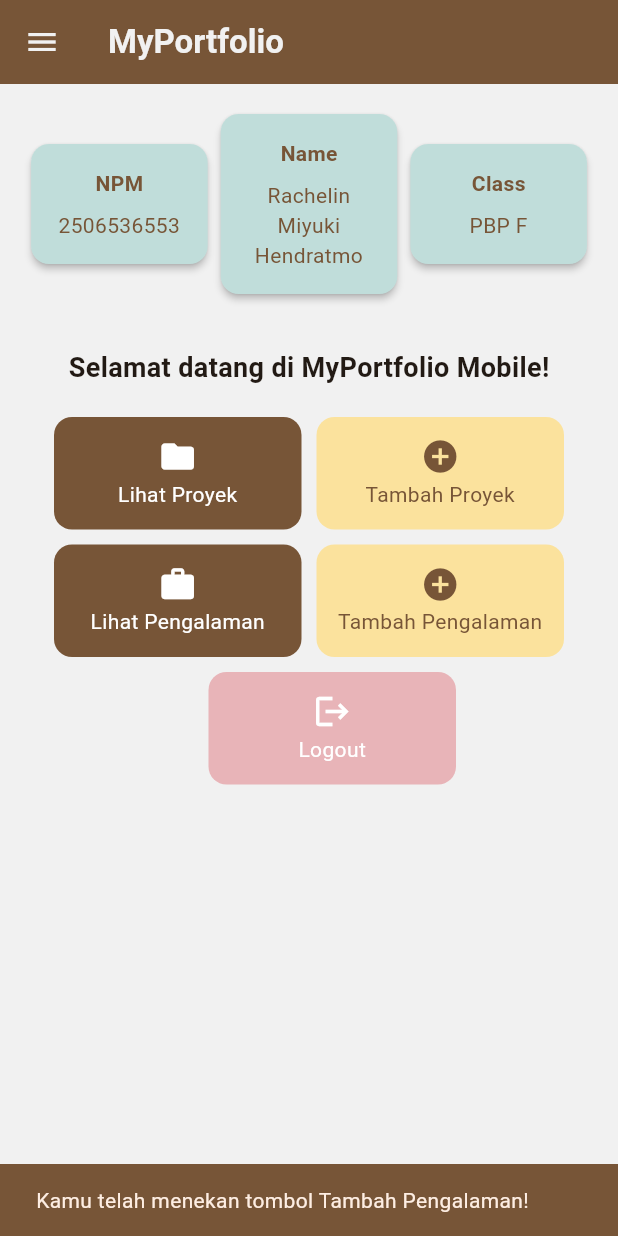
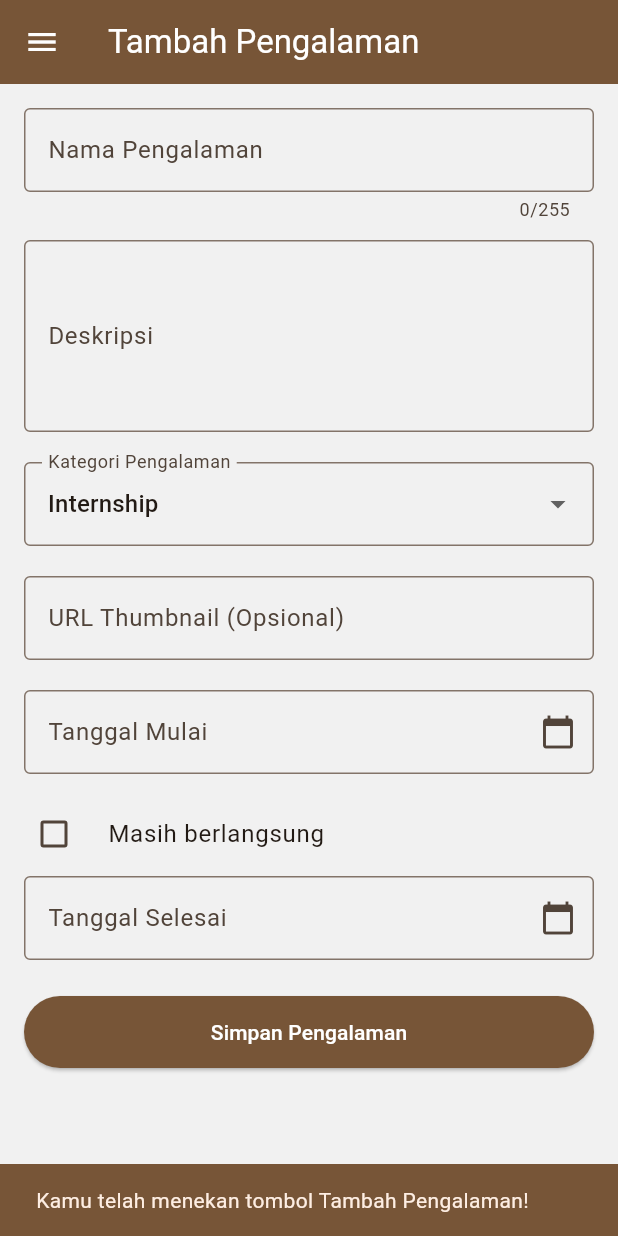
Before and after one commit to rachelinmiyuki/myportofolio_mobile, a Flutter app: the screen it shows after launch, after a tap on "Tambah Pengalaman", on a phone screen of 412 x 824 dp. Run offline on Flutter 3.47's test engine with Material 3 defaults, Android fonts, the phone set to English and light mode, and no system bars; our stand-ins replace material_ui.

Commit message:
Feat: Menambahkan Form Pengalaman dengan Validasi dan Navigasi

```diff
--- /dev/null
+++ b/lib/screens/experience_form.dart
@@ -0,0 +1,371 @@
+import 'package:material_ui/material_ui.dart';
+import 'package:myportofolio_mobile/main.dart';
+import 'package:myportofolio_mobile/widgets/left_drawer.dart';
+
+class ExperienceFormPage extends StatefulWidget {
+  const ExperienceFormPage({super.key});
+
+  @override
+  State<ExperienceFormPage> createState() => _ExperienceFormPageState();
+}
+
+class _ExperienceFormPageState extends State<ExperienceFormPage> {
+  final _formKey = GlobalKey<FormState>();
+
+  final TextEditingController _startDateController =
+      TextEditingController();
+  final TextEditingController _endDateController =
+      TextEditingController();
+
+  String _title = "";
+  String _description = "";
+  String _category = "internship";
+  String _thumbnail = "";
+
+  DateTime? _startedAt;
+  DateTime? _endedAt;
+  bool _isOngoing = false;
+
+  final List<Map<String, String>> _categories = [
+    {'value': 'internship', 'label': 'Internship'},
+    {'value': 'research', 'label': 'Research'},
+    {'value': 'volunteer', 'label': 'Volunteer'},
+    {'value': 'part-time', 'label': 'Part-Time'},
+    {'value': 'full-time', 'label': 'Full-Time'},
+    {'value': 'freelance', 'label': 'Freelance'},
+    {'value': 'organization', 'label': 'Organization'},
+    {'value': 'committee', 'label': 'Committee'},
+  ];
+
+  DateTime _dateOnly(DateTime date) {
+    return DateTime(date.year, date.month, date.day);
+  }
+
+  String _formatDate(DateTime date) {
+    final day = date.day.toString().padLeft(2, '0');
+    final month = date.month.toString().padLeft(2, '0');
+    return '$day/$month/${date.year}';
+  }
+
+  Future<void> _selectStartDate() async {
+    final today = _dateOnly(DateTime.now());
+
+    final selectedDate = await showDatePicker(
+      context: context,
+      initialDate: _startedAt ?? today,
+      firstDate: DateTime(1900),
+      lastDate: today,
+      helpText: 'Pilih Tanggal Mulai',
+    );
+
+    if (selectedDate == null) return;
+
+    setState(() {
+      _startedAt = _dateOnly(selectedDate);
+      _startDateController.text = _formatDate(_startedAt!);
+
+      // Hapus tanggal selesai jika tidak lagi setelah tanggal mulai.
+      if (_endedAt != null &&
+          !_endedAt!.isAfter(_startedAt!)) {
+        _endedAt = null;
+        _endDateController.clear();
+      }
+    });
+  }
+
+  Future<void> _selectEndDate() async {
+    if (_startedAt == null) {
+      ScaffoldMessenger.of(context).showSnackBar(
+        const SnackBar(
+          content: Text('Pilih tanggal mulai terlebih dahulu.'),
+        ),
+      );
+      return;
+    }
+
+    final today = _dateOnly(DateTime.now());
+    final firstAvailableDate =
+        _startedAt!.add(const Duration(days: 1));
+
+    if (firstAvailableDate.isAfter(today)) {
+      ScaffoldMessenger.of(context).showSnackBar(
+        const SnackBar(
+          content: Text(
+            'Tanggal selesai harus setelah tanggal mulai dan tidak boleh di masa depan.',
+          ),
+        ),
+      );
+      return;
+    }
+
+    final selectedDate = await showDatePicker(
+      context: context,
+      initialDate: _endedAt ?? firstAvailableDate,
+      firstDate: firstAvailableDate,
+      lastDate: today,
+      helpText: 'Pilih Tanggal Selesai',
+    );
+
+    if (selectedDate == null) return;
+
+    setState(() {
+      _endedAt = _dateOnly(selectedDate);
+      _endDateController.text = _formatDate(_endedAt!);
+    });
+  }
+
+  String? _validateThumbnail(String? value) {
+    if (value == null || value.trim().isEmpty) {
+      return null;
+    }
+
+    final uri = Uri.tryParse(value.trim());
+
+    if (uri == null ||
+        !uri.hasScheme ||
+        !['http', 'https'].contains(uri.scheme) ||
+        uri.host.isEmpty) {
+      return 'Masukkan URL yang valid (http/https).';
+    }
+
+    return null;
+  }
+
+  void _saveExperience() {
+    if (!_formKey.currentState!.validate()) return;
+
+    showDialog(
+      context: context,
+      builder: (dialogContext) {
+        final categoryLabel = _categories.firstWhere(
+          (category) => category['value'] == _category,
+        )['label'];
+
+        return AlertDialog(
+          title: const Text('Pengalaman berhasil ditambahkan!'),
+          content: SingleChildScrollView(
+            child: Column(
+              crossAxisAlignment: CrossAxisAlignment.start,
+              mainAxisSize: MainAxisSize.min,
+              children: [
+                Text('Nama Pengalaman: $_title'),
+                const SizedBox(height: 8),
+                Text('Deskripsi: $_description'),
+                const SizedBox(height: 8),
+                Text('Kategori: $categoryLabel'),
+                const SizedBox(height: 8),
+                Text(
+                  'Thumbnail: ${_thumbnail.trim().isEmpty ? "-" : _thumbnail}',
+                ),
+                const SizedBox(height: 8),
+                Text('Tanggal Mulai: ${_formatDate(_startedAt!)}'),
+                const SizedBox(height: 8),
+                Text(
+                  'Tanggal Selesai: ${_isOngoing ? "Masih berlangsung" : _formatDate(_endedAt!)}',
+                ),
+              ],
+            ),
+          ),
+          actions: [
+            TextButton(
+              onPressed: () {
+                Navigator.pop(dialogContext);
+              },
+              child: const Text('OK'),
+            ),
+          ],
+        );
+      },
+    );
+  }
+
+  @override
+  void dispose() {
+    _startDateController.dispose();
+    _endDateController.dispose();
+    super.dispose();
+  }
+
+  @override
+  Widget build(BuildContext context) {
+    return Scaffold(
+      appBar: AppBar(
+        title: const Text('Tambah Pengalaman'),
+        backgroundColor: AppColors.oldCopper,
+        foregroundColor: Colors.white,
+      ),
+      drawer: const LeftDrawer(),
+      body: Form(
+        key: _formKey,
+        child: SingleChildScrollView(
+          padding: const EdgeInsets.all(16),
+          child: Column(
+            crossAxisAlignment: CrossAxisAlignment.start,
+            children: [
+              // Nama Pengalaman
+              TextFormField(
+                maxLength: 255,
+                decoration: const InputDecoration(
+                  labelText: 'Nama Pengalaman',
+                  hintText: 'Contoh: Staff Product Management RISTEK',
+                  border: OutlineInputBorder(),
+                ),
+                validator: (value) {
+                  if (value == null || value.trim().isEmpty) {
+                    return 'Nama pengalaman tidak boleh kosong.';
+                  }
+                  return null;
+                },
+                onChanged: (value) {
+                  _title = value;
+                },
+              ),
+              const SizedBox(height: 12),
+
+              // Deskripsi
+              TextFormField(
+                maxLines: 4,
+                decoration: const InputDecoration(
+                  labelText: 'Deskripsi',
+                  hintText: 'Ceritakan pengalaman kamu...',
+                  border: OutlineInputBorder(),
+                ),
+                validator: (value) {
+                  if (value == null || value.trim().isEmpty) {
+                    return 'Deskripsi tidak boleh kosong.';
+                  }
+                  return null;
+                },
+                onChanged: (value) {
+                  _description = value;
+                },
+              ),
+              const SizedBox(height: 20),
+
+              // Kategori
+              DropdownButtonFormField<String>(
+                initialValue: _category,
+                decoration: const InputDecoration(
+                  labelText: 'Kategori Pengalaman',
+                  border: OutlineInputBorder(),
+                ),
+                items: _categories.map((category) {
+                  return DropdownMenuItem<String>(
+                    value: category['value'],
+                    child: Text(category['label']!),
+                  );
+                }).toList(),
+                onChanged: (value) {
+                  if (value != null) {
+                    setState(() {
+                      _category = value;
+                    });
+                  }
+                },
+              ),
+              const SizedBox(height: 20),
+
+              // Thumbnail
+              TextFormField(
+                decoration: const InputDecoration(
+                  labelText: 'URL Thumbnail (Opsional)',
+                  hintText: 'https://example.com/image.jpg',
+                  border: OutlineInputBorder(),
+                ),
+                validator: _validateThumbnail,
+                onChanged: (value) {
+                  _thumbnail = value;
+                },
+              ),
+              const SizedBox(height: 20),
+
+              // Tanggal Mulai
+              TextFormField(
+                controller: _startDateController,
+                readOnly: true,
+                decoration: const InputDecoration(
+                  labelText: 'Tanggal Mulai',
+                  hintText: 'Pilih tanggal mulai',
+                  border: OutlineInputBorder(),
+                  suffixIcon: Icon(Icons.calendar_today),
+                ),
+                onTap: _selectStartDate,
+                validator: (value) {
+                  if (_startedAt == null) {
+                    return 'Tanggal mulai wajib dipilih.';
+                  }
+                  return null;
+                },
+              ),
+              const SizedBox(height: 12),
+
+              // Status pengalaman
+              CheckboxListTile(
+                contentPadding: EdgeInsets.zero,
+                title: const Text('Masih berlangsung'),
+                value: _isOngoing,
+                activeColor: AppColors.oldCopper,
+                controlAffinity: ListTileControlAffinity.leading,
+                onChanged: (value) {
+                  setState(() {
+                    _isOngoing = value ?? false;
+
+                    if (_isOngoing) {
+                      _endedAt = null;
+                      _endDateController.clear();
+                    }
+                  });
+                },
+              ),
+
+              // Tanggal Selesai
+              TextFormField(
+                controller: _endDateController,
+                readOnly: true,
+                enabled: !_isOngoing,
+                decoration: InputDecoration(
+                  labelText: 'Tanggal Selesai',
+                  hintText: _isOngoing
+                      ? 'Tidak perlu diisi'
+                      : 'Pilih tanggal selesai',
+                  border: const OutlineInputBorder(),
+                  suffixIcon: const Icon(Icons.calendar_today),
+                ),
+                onTap: _isOngoing ? null : _selectEndDate,
+                validator: (value) {
+                  if (_isOngoing) return null;
+
+                  if (_endedAt == null) {
+                    return 'Tanggal selesai wajib dipilih.';
+                  }
+
+                  if (_startedAt != null &&
+                      !_endedAt!.isAfter(_startedAt!)) {
+                    return 'Tanggal selesai harus setelah tanggal mulai.';
+                  }
+
+                  return null;
+                },
+              ),
+              const SizedBox(height: 24),
+
+              // Tombol Simpan
+              SizedBox(
+                width: double.infinity,
+                child: ElevatedButton(
+                  style: ElevatedButton.styleFrom(
+                    backgroundColor: AppColors.oldCopper,
+                    foregroundColor: Colors.white,
+                    padding: const EdgeInsets.symmetric(vertical: 14),
+                  ),
+                  onPressed: _saveExperience,
+                  child: const Text('Simpan Pengalaman'),
+                ),
+              ),
+            ],
+          ),
+        ),
+      ),
+    );
+  }
+}
--- a/lib/screens/menu.dart
+++ b/lib/screens/menu.dart
@@ -3,6 +3,7 @@ import 'package:myportofolio_mobile/main.dart';
 import 'package:myportofolio_mobile/widgets/left_drawer.dart';
 import 'package:myportofolio_mobile/screens/project_form.dart';
 import 'package:myportofolio_mobile/widgets/project_card.dart';
+import 'package:myportofolio_mobile/screens/experience_form.dart';
 
 class MyHomePage extends StatelessWidget {
   MyHomePage({super.key});
@@ -205,6 +206,15 @@ class ItemCard extends StatelessWidget {
               MaterialPageRoute(builder: (context) => const ProjectFormPage()),
             );
           }
+
+          if (item.name == "Tambah Pengalaman") {
+            Navigator.push(
+              context,
+              MaterialPageRoute(
+                builder: (context) => const ExperienceFormPage(),
+              ),
+            );
+          }
         },
         child: Container(
           padding: const EdgeInsets.all(8),
--- a/lib/widgets/left_drawer.dart
+++ b/lib/widgets/left_drawer.dart
@@ -2,6 +2,7 @@ import 'package:material_ui/material_ui.dart';
 import 'package:myportofolio_mobile/main.dart';
 import 'package:myportofolio_mobile/screens/menu.dart';
 import 'package:myportofolio_mobile/screens/project_form.dart';
+import 'package:myportofolio_mobile/screens/experience_form.dart';
 
 class LeftDrawer extends StatelessWidget {
   const LeftDrawer({super.key});
@@ -66,6 +67,19 @@ class LeftDrawer extends StatelessWidget {
               */
             },
           ),
+
+          ListTile(
+            leading: const Icon(Icons.work_outline),
+            title: const Text('Tambah Pengalaman'),
+            onTap: () {
+              Navigator.push(
+                context,
+                MaterialPageRoute(
+                  builder: (context) => const ExperienceFormPage(),
+                ),
+              );
+            },
+          ),
         ],
       ),
     );
```
Also changed, not shown: lib/screens/project_form.dart (+11 -12 lines).
